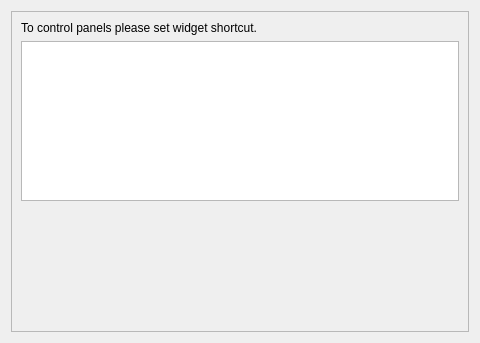
arcan1s/awesome-widgets, file sources/desktop-panel/toggle.ui: the form before one commit.
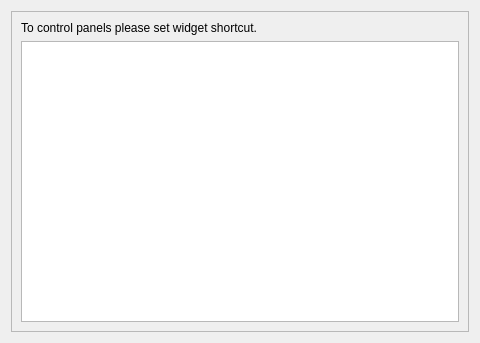
The form after the commit.

What changed in the file:
```diff
--- a/sources/desktop-panel/toggle.ui
+++ b/sources/desktop-panel/toggle.ui
@@ -45,19 +45,6 @@
        <item>
         <widget class="QListWidget" name="listWidget_list"/>
        </item>
-       <item>
-        <spacer name="spacer_widget">
-         <property name="orientation">
-          <enum>Qt::Vertical</enum>
-         </property>
-         <property name="sizeHint" stdset="0">
-          <size>
-           <width>20</width>
-           <height>152</height>
-          </size>
-         </property>
-        </spacer>
-       </item>
       </layout>
      </widget>
     </widget>
```
Left out of the diff: 2 changed lines with no effect on the pictures.
